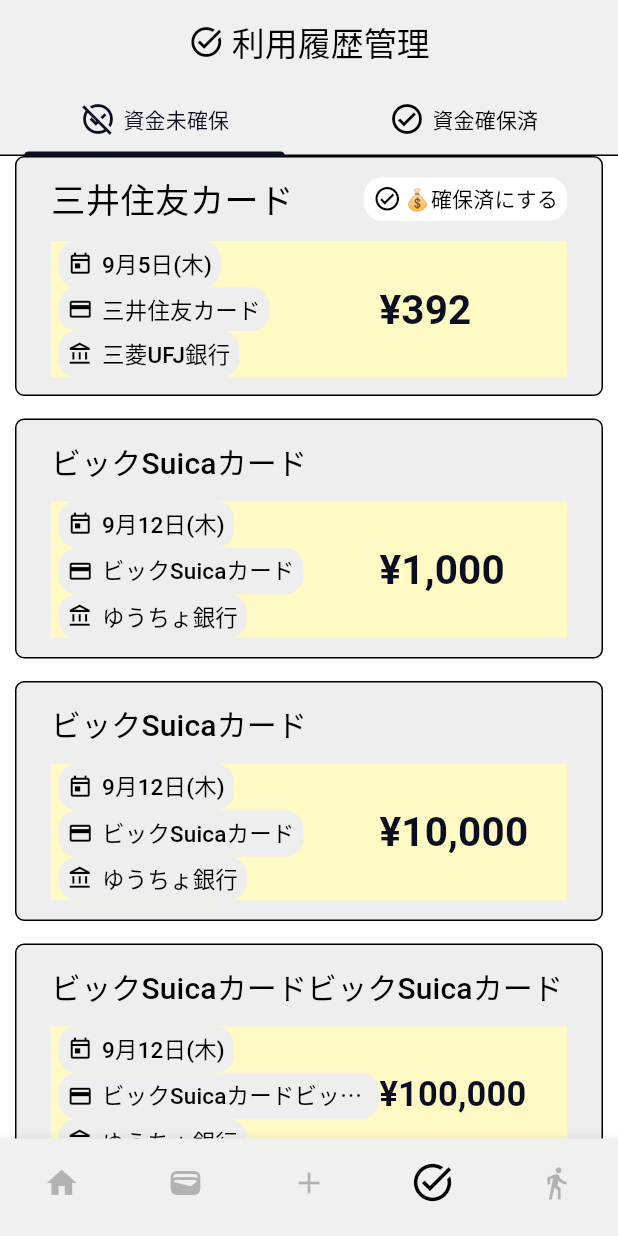
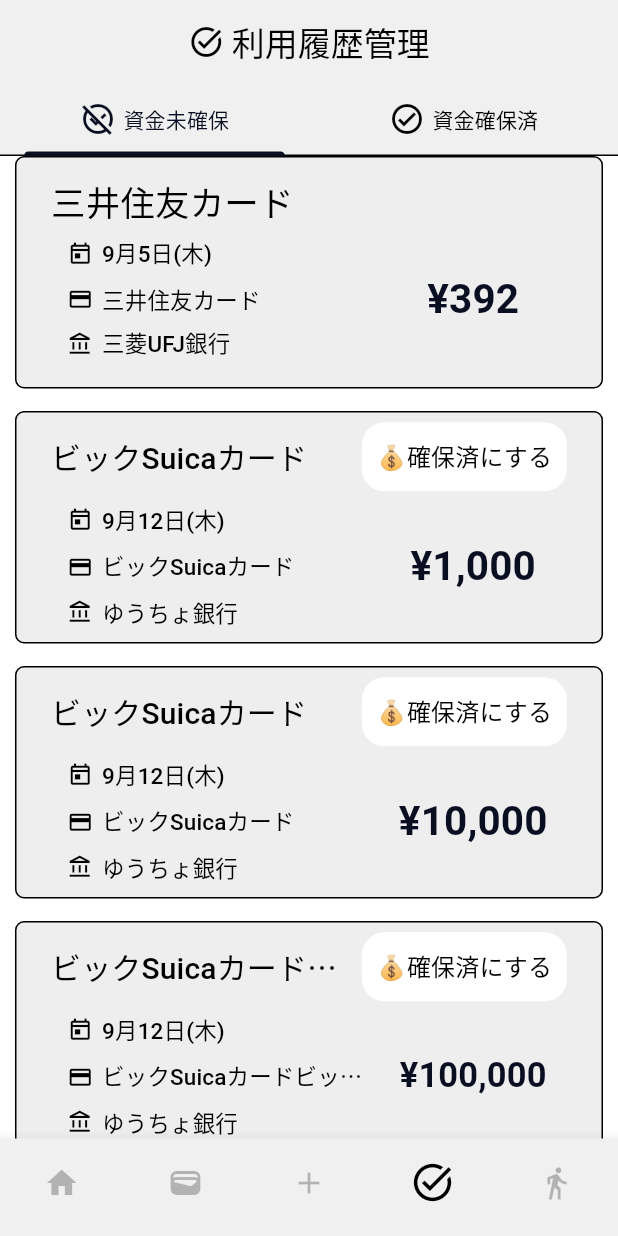
Before and after one commit to laughtaone/creeasy, a Flutter app: the screen it shows after launch, item 4 of the bottom bar chosen, on a phone screen of 412 x 824 dp. Run offline on Flutter 3.47's test engine with Material 3 defaults, Android fonts, the phone set to English and light mode, and no system bars; our stand-ins replace auto_size_text, font_awesome_flutter, settings_ui; Roboto replaces fonts that are missing (MPlus1p).

Commit message:
完了：PayHistoryTileComp

```diff
--- a/lib/card_manage/card_manage_card-tile.dart
+++ b/lib/card_manage/card_manage_card-tile.dart
@@ -70,12 +70,12 @@ class _CardManageCardTileState extends State<CardManageCardTile> {
                       flex: 4,
                       child: Text(
                         widget.card_name,
-                        style: TextStyle(color: Colors.black, fontSize: (widget.card_name.length<=10) ?23 :20),
+                        style: TextStyle(color: Colors.black, fontSize: (widget.card_name.length<=10) ?23 :18),
                         overflow: TextOverflow.ellipsis,
                       ),
                     ),
                     (widget.bool_pointup)
-                      ? Flexible(flex: 2, child: rectangleIconTextComp(argIcon: Icons.auto_awesome_outlined, argText: 'Pアップ有', customElementColor: const Color(0xff555555)))
+                      ? Flexible(flex: 2, child: rectangleIconTextComp(argIcon: Icons.auto_awesome_outlined, argText: 'Pアップ有', customElementColor: const Color(0xff333333), customHeight: 32))
                       : const SizedBox.shrink()
                   ],
                 ),
--- a/lib/money_manage/pay_history_tile_comp.dart
+++ b/lib/money_manage/pay_history_tile_comp.dart
@@ -83,13 +83,13 @@ class _PayHistoryTileCompState extends State<PayHistoryTileComp> {
           shape: RoundedRectangleBorder(
             borderRadius: BorderRadius.circular(6),
           ),
-          fixedSize: const Size.fromHeight(160)
+          fixedSize: const Size.fromHeight(155)
         ),
         child: Column(
           mainAxisAlignment: MainAxisAlignment.center,
           children: [
             Flexible(
-              flex: 5,
+              flex: 20,
               child: Container(
                 color: (_debugBackColor) ?Colors.blue[100] :null,
                 child: Row(
@@ -97,36 +97,29 @@ class _PayHistoryTileCompState extends State<PayHistoryTileComp> {
                   crossAxisAlignment: CrossAxisAlignment.center,
                   children: [
                     Flexible(
+                      flex: 4,
                       child: Text(
                         widget.payCardName,
                         style: TextStyle(color: Colors.black, fontSize: (widget.payCardName.length<=8) ?23 :20),
                         overflow: TextOverflow.ellipsis,
                       ),
                     ),
-                    (widget.isSetureMoney)
-                      ? Container(
-                          margin: const EdgeInsets.only(left: 5),
-                          padding: const EdgeInsets.fromLTRB(6, 4, 6, 4),
-                          decoration: BoxDecoration(
-                            color: Colors.white,
-                            borderRadius: BorderRadius.circular(12),
+                    (!widget.isSetureMoney)
+                      ? Flexible(
+                        flex: 3,
+                        child: TextButton(
+                          style: TextButton.styleFrom(
+                            padding: EdgeInsets.fromLTRB(10, 11, 10, 11),
+                            backgroundColor: Colors.white,
+                            shape: RoundedRectangleBorder(
+                              borderRadius: BorderRadius.circular(15),
                             ),
-                          child: Row(
-                            children: [
-                              Icon(
-                                Icons.check_circle_outlined,
-                                size: 19,
-                                color: Colors.black,
                           ),
-                              const SizedBox(width: 2),
-                              Text(
+                          onPressed: () {},
+                          child: const Text(
                             '💰確保済にする',
-                                style: TextStyle(
-                                  fontSize: 14,
-                                  color: Colors.black,
-                                ),
+                            style: TextStyle(fontSize: 16, color: Colors.black,),
                           )
-                            ],
                         ),
                       )
                       : const SizedBox.shrink()
@@ -136,9 +129,7 @@ class _PayHistoryTileCompState extends State<PayHistoryTileComp> {
             ),
             const Flexible(flex: 1, child: SizedBox(height: double.infinity,)),
             Flexible( // q
-              flex: 8,
-              child: Container(
-                color: Colors.yellow[100],
+              flex: 32,
               child: Row(
                 children: [
                   Expanded(
@@ -157,21 +148,23 @@ class _PayHistoryTileCompState extends State<PayHistoryTileComp> {
                     flex: 4,
                     child: Text(
                       formatYen(widget.payPrice),
+                      textAlign: TextAlign.center,
                       style: TextStyle(
                         fontWeight: FontWeight.w700,
                         fontSize:
                           (widget.payPrice.toString().length<6)
                             ?27
-                              :(widget.payPrice.toString().length<8)
+                            : (widget.payPrice.toString().length==6)
                               ?23
-                                :17
+                              :(widget.payPrice.toString().length==7)
+                                ?23
+                                :20
                       ),
                       maxLines: 2,
                       overflow: TextOverflow.ellipsis
                     )
                   )
                 ],
-                ),
               ),
             ),
           ],
```
Lines whose indentation alone changed are shown as unchanged.
